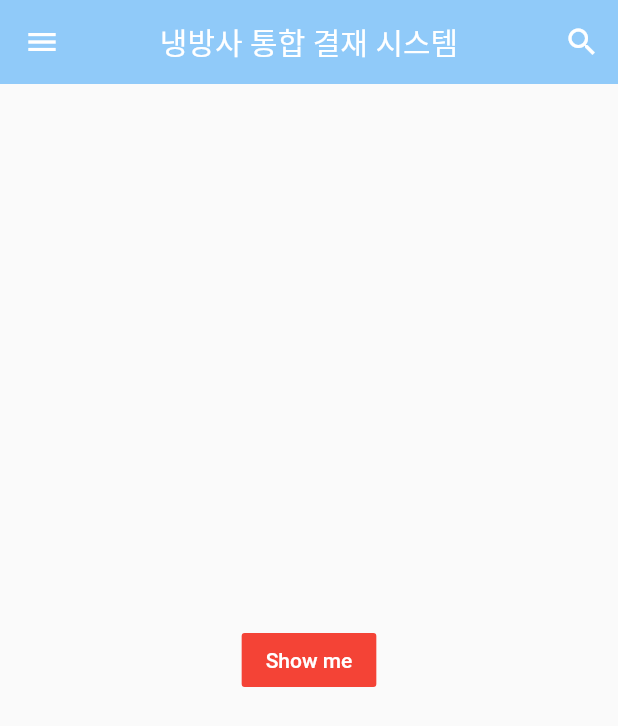
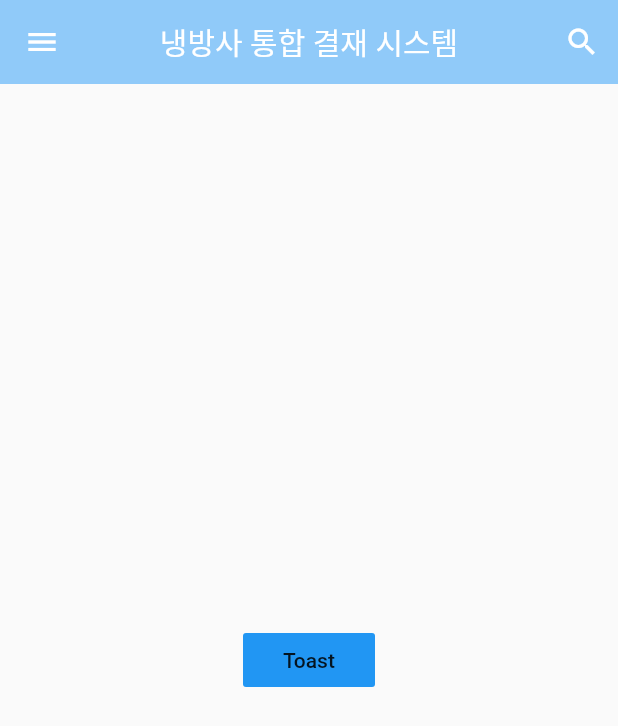
Before and after one commit to solardayz/flutter-test, a Flutter app: the screen it shows after launch, on a phone screen of 412 x 824 dp. Shown: the top 726 px of the screen. Run offline on Flutter 3.47's test engine with Material 2 defaults, Android fonts, the phone set to English and light mode, and no system bars; our stand-ins replace fluttertoast.

Commit message:
토스트 구현

```diff
--- a/lib/main.dart
+++ b/lib/main.dart
@@ -1,4 +1,5 @@
 import 'package:flutter/material.dart';
+import 'package:fluttertoast/fluttertoast.dart';
 
 void main() => runApp(MyApp());
 
@@ -110,19 +111,39 @@ class MyPage extends StatelessWidget {
           ],
         ),
       ),
-        body: Builder(builder: (BuildContext ctx) {
-          return Center(
+      body: Center(
         child: FlatButton(
-              child: Text(
-                'Show me',
-                style: TextStyle(color: Colors.white),
+          onPressed: () {
+            flutterToast();
+          },
+          child: Text('Toast'),
+          color: Colors.blue,
         ),
-              color: Colors.red,
-              onPressed: () {
-                Scaffold.of(ctx).showSnackBar(SnackBar(content: Text('Hello')));
-              },
       ),
     );
-        }));
+    // body: Builder(builder: (BuildContext ctx) {
+    //   return Center(
+    //     child: FlatButton(
+    //       child: Text(
+    //         'Show me',
+    //         style: TextStyle(color: Colors.white),
+    //       ),
+    //       color: Colors.red,
+    //       onPressed: () {
+    //         Scaffold.of(ctx).showSnackBar(SnackBar(content: Text('Hello')));
+    //       },
+    //     ),
+    //   );
+    // }));
   }
 }
+
+void flutterToast() {
+  Fluttertoast.showToast(
+      msg: 'Toast Test',
+      gravity: ToastGravity.BOTTOM,
+      backgroundColor: Colors.amber,
+      fontSize: 20.0,
+      textColor: Colors.black,
+      toastLength: Toast.LENGTH_SHORT);
+}
--- a/pubspec.yaml
+++ b/pubspec.yaml
@@ -28,6 +28,7 @@ dependencies:
   # The following adds the Cupertino Icons font to your application.
   # Use with the CupertinoIcons class for iOS style icons.
   cupertino_icons: ^1.0.2
+  fluttertoast: ^3.1.3
 
 dev_dependencies:
   flutter_test:
```
Also changed, not shown: pubspec.lock. Lines whose indentation alone changed are shown as unchanged.
